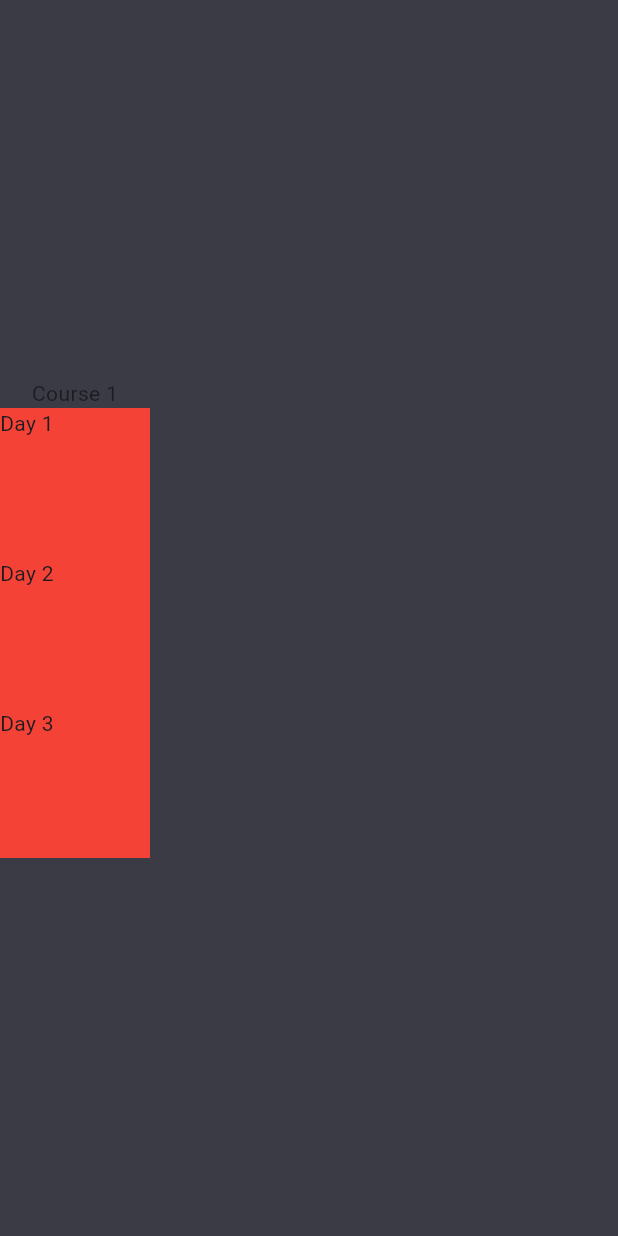
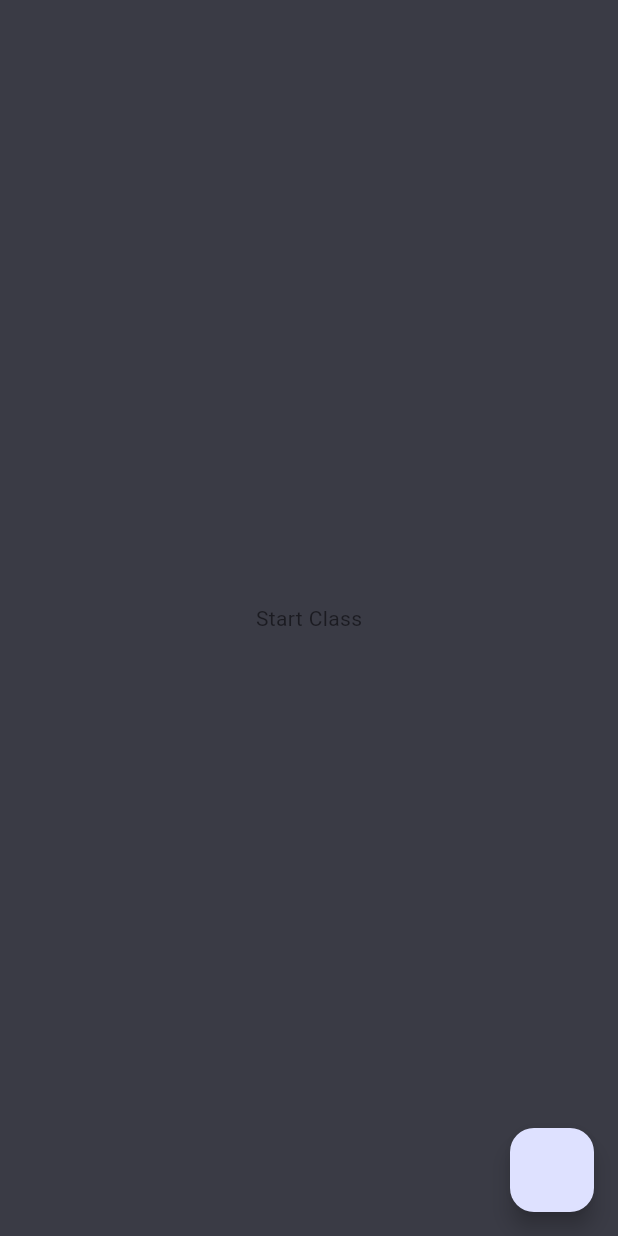
Before and after one commit to Imran-Chowdhury/face_attendance_app, a Flutter app: the screen it shows after launch, after a tap on "Course 1", on a phone screen of 412 x 824 dp. Run offline on Flutter 3.47's test engine with Material 3 defaults, Android fonts, the light colour scheme and no system bars; our stand-ins replace camera, flutter_riverpod, fluttertoast, image_picker, shared_preferences; missing offline and left inert: google_ml_kit, tflite_flutter.

Commit message:
course Screen notifier implemented

```diff
--- /dev/null
+++ b/lib/core/base_state/course_screen_state.dart
@@ -0,0 +1,26 @@
+abstract class CourseScreenState {
+  const CourseScreenState();
+}
+
+class CourseScreenInitialState extends CourseScreenState {
+  const CourseScreenInitialState();
+}
+
+class CourseScreenLoadingState<T> extends CourseScreenState {
+  const CourseScreenLoadingState({this.data});
+
+  final T? data;
+}
+
+class CourseScreeenSuccessState<T> extends CourseScreenState {
+  const CourseScreeenSuccessState({this.data, this.name});
+
+  final T? data;
+  final T? name;
+}
+
+class CourseScreenErrorState extends CourseScreenState {
+  final String errorMessage;
+
+  const CourseScreenErrorState(this.errorMessage);
+}
--- /dev/null
+++ b/lib/core/constants/constants.dart
@@ -0,0 +1,13 @@
+class Constants {
+  // static String allStudent = 'Total Student';
+  // static String course_1 = 'Course 1';
+  // static String course_2 = 'Course 2';
+  // static String course_3 = 'Course 3';
+  // static String course_4 = 'Course 4';
+
+  String allStudent = 'Total Students';
+  String course_1 = 'Course 1';
+  String course_2 = 'Course 2';
+  String course_3 = 'Course 3';
+  String course_4 = 'Course 4';
+}
--- a/lib/features/courses_selection/presentation/views/course_screen.dart
+++ b/lib/features/courses_selection/presentation/views/course_screen.dart
@@ -1,11 +1,16 @@
 import 'dart:convert';
 
-import 'package:face_attendance_app/features/courses_selection/presentation/riverpod/course_selection_riverpod.dart';
+import 'package:face_attendance_app/core/base_state/course_screen_state.dart';
+import 'package:face_attendance_app/features/courses_selection/presentation/riverpod/course_screen_riverpod.dart';
+
 import 'package:face_attendance_app/features/courses_selection/presentation/views/course_day.dart';
+
 import 'package:flutter/material.dart';
 
 import 'package:flutter_riverpod/flutter_riverpod.dart';
 import 'package:shared_preferences/shared_preferences.dart';
+
+import '../../../../core/constants/constants.dart';
 
 class CourseScreen extends ConsumerStatefulWidget {
   const CourseScreen({super.key, required this.courseName});
@@ -17,83 +22,113 @@ class CourseScreen extends ConsumerStatefulWidget {
 
 // 2. extend [ConsumerState]
 class _CourseScreenState extends ConsumerState<CourseScreen> {
-  late Future<Map<String, List<dynamic>>> listOfStudents;
-  // late Future<Map<String, List<dynamic>>> attendanceSheet;
-  Map<String, List<dynamic>> attendanceSheet = {
-    'lalala': ['bobbobob'],
-  };
+  Constants constant = Constants();
+  Map<String, List<dynamic>> mapOfStudents = {};
+
+  Map<String, List<dynamic>>? attendanceSheetMap = {};
   late String day;
+  // List<dynamic>? daysFromMap;
+  List<dynamic>? listOfDays;
 
   @override
   void initState() {
     super.initState();
-    listOfStudents = getAllStudents('Total_Students');
 
-    getAttendanceSheet();
+    fetchInitialData();
 
-    // attendanceSheet = getAttendanceSheet(widget.courseName);
-    // getAttendanceSheet(widget.courseName);
+    print('The attendance map is $attendanceSheetMap');
   }
 
-  Future getAttendanceSheet() async {
-    attendanceSheet = await getMap(widget.courseName);
+  Future<void> fetchInitialData() async {
+    final attendance = await getAttendanceMap(widget.courseName);
+    final students = await getAllStudentsMap(constant.allStudent);
+
+    setState(() {
+      attendanceSheetMap = attendance;
+      mapOfStudents = students;
+    });
   }
 
   @override
   Widget build(BuildContext context) {
-    // 4. use ref.watch() to get the value of the provider
-    // final helloWorld = ref.watch(helloWorldProvider);
-    // var dayState = ref.watch(CourseProvider(day));
-    // CourseNotifier dayController = ref.watch(CourseProvider(day).notifier);
+    var courseScreenState = ref.watch(courseScreenProvider(widget.courseName));
+    var courseScreenNotifier =
+        ref.watch(courseScreenProvider(widget.courseName).notifier);
 
-    print(attendanceSheet);
+    List<dynamic>? listOfDays = mapToList(attendanceSheetMap);
+    if (courseScreenState is CourseScreeenSuccessState) {
+      listOfDays = courseScreenState.data;
+    }
 
     return Scaffold(
       backgroundColor: const Color(0xFF3a3b45),
-      body: Column(
-        mainAxisAlignment: MainAxisAlignment.center,
-        // crossAxisAlignment: CrossAxisAlignment.start,
-        children: [
-          Text(widget.courseName),
-          GestureDetector(
-            onTap: () {
-              navigateToDay(context, 'day1', attendanceSheet);
-            },
-            child: Container(
-              color: Colors.red,
-              height: 100,
-              width: 100,
-              child: const Text('Day 1'),
-            ),
-          ),
-          GestureDetector(
-            child: Container(
-              color: Colors.red,
-              height: 100,
-              width: 100,
-              child: const Text('Day 2'),
-            ),
-          ),
-          Container(
-            color: Colors.red,
-            height: 100,
-            width: 100,
-            child: const Text('Day 3'),
-          ),
-          // Align(
-          //   alignment: Alignment.bottomCenter,
-          //   child: Container(
-          //     color: Colors.blue,
-          //     height: 50,
-          //     width: 50,
-          //     child: const Center(
-          //       child: ElevatedButton(onPressed: onPressed, child: Text('Attend')),
-          //     ),
-          //   ),
-          // ),
-        ],
-      ),
+      body: listOfDays!.isEmpty
+          ? const Center(
+              child: Text('Start Class'),
+            )
+          : (courseScreenState is CourseScreeenSuccessState)
+              ? ListofDates(courseScreenState.data)
+              : ListofDates(listOfDays),
+
+      // ListView.builder(
+      //     itemCount: listOfDays.length,
+      //     itemBuilder: (context, index) {
+      //       print('The list of days is $listOfDays');
+      //       return ListTile(
+      //         title: Text(listOfDays![index]),
+      //       );
+      //     },
+      //   ),
+      floatingActionButton:
+          add(context, courseScreenNotifier, listOfDays, attendanceSheetMap),
     );
+  }
+
+  Widget ListofDates(List<dynamic>? listOfDays) {
+    return ListView.builder(
+      itemCount: listOfDays?.length,
+      itemBuilder: (context, index) {
+        print('The list of days is $listOfDays');
+        return ListTile(
+          title: Text(listOfDays![index]),
+        );
+      },
+    );
+  }
+
+  Widget add(BuildContext context, CourseScreenNotifier courseScreenNotifier,
+      List<dynamic>? listOfDays, Map<String, List<dynamic>>? attendanceMap) {
+    return FloatingActionButton(onPressed: () async {
+      DateTime? pickedDate = await showDatePicker(
+        context: context,
+        initialDate: DateTime.now(),
+        firstDate: DateTime(2000),
+        lastDate: DateTime(2100),
+      );
+
+      if (pickedDate != null) {
+        courseScreenNotifier.dayList(widget.courseName, pickedDate.toString(),
+            listOfDays, attendanceMap);
+      }
+    });
+  }
+
+  List<dynamic>? mapToList(Map<String, List<dynamic>>? attendanceSheetMap) {
+    print('Lalalaa');
+    List? daysList = [];
+    try {
+      if (attendanceSheetMap!.isNotEmpty) {
+        for (String key in attendanceSheetMap.keys) {
+          daysList!.add(key);
+        }
+        print(daysList);
+      } else {
+        daysList = [];
+      }
+    } catch (e) {
+      rethrow;
+    }
+    return daysList;
   }
 
   void navigateToDay(context, String day, dynamic attendanceSheet) {
@@ -109,7 +144,7 @@ class _CourseScreenState extends ConsumerState<CourseScreen> {
     );
   }
 
-  Future<Map<String, List<dynamic>>> getAllStudents(
+  Future<Map<String, List<dynamic>>> getAllStudentsMap(
       String nameOfJsonFile) async {
     final prefs = await SharedPreferences.getInstance();
     final jsonMap = prefs.getString(nameOfJsonFile);
@@ -121,33 +156,7 @@ class _CourseScreenState extends ConsumerState<CourseScreen> {
     }
   }
 
-  // Future<> getAttendanceSheet(String nameOfJsonFile) async {
-  //   final prefs = await SharedPreferences.getInstance();
-  //   final jsonMap = prefs.getString(nameOfJsonFile);
-  //   if (jsonMap != null) {
-  //     final decodedMap = Map<String, List<dynamic>>.from(json.decode(jsonMap));
-  //     // attendanceSheet = decodedMap;
-  //     return decodedMap;
-  //   } else {
-  //     // attendanceSheet = {};
-  //     return {};
-  //   }
-  // }
-
-  // Future<Map<String, dynamic>?> getJsonFromPrefs(String course) async {
-  //   final prefs = await SharedPreferences.getInstance();
-  //   String? jsonString = prefs.getString(course);
-  //   if (jsonString != null) {
-  //     Map<String, dynamic> jsonData = json.decode(jsonString);
-  //     print('the map is $jsonData');
-  //     return jsonData;
-  //   }
-  //   return {
-  //     'map': 'working',
-  //   };
-  // }
-
-  Future<Map<String, List<dynamic>>> getMap(
+  Future<Map<String, List<dynamic>>> getAttendanceMap(
     String nameOfJsonFile,
   ) async {
     final prefs = await SharedPreferences.getInstance();
@@ -160,5 +169,4 @@ class _CourseScreenState extends ConsumerState<CourseScreen> {
       return {};
     }
   }
-  // Future<void>
 }
--- a/lib/features/courses_selection/presentation/views/course_selection_screen.dart
+++ b/lib/features/courses_selection/presentation/views/course_selection_screen.dart
@@ -10,6 +10,7 @@ import 'package:google_ml_kit/google_ml_kit.dart';
 import 'package:shared_preferences/shared_preferences.dart';
 import 'package:tflite_flutter/tflite_flutter.dart';
 
+import '../../../../core/constants/constants.dart';
 import '../../../../core/utils/courseButton.dart';
 
 class CourseSelectionScreen extends ConsumerStatefulWidget {
@@ -86,6 +87,7 @@ class _CourseSelectionScreenState extends ConsumerState<CourseSelectionScreen> {
   Widget build(BuildContext context) {
     // 4. use ref.watch() to get the value of the provider
     // final helloWorld = ref.watch(helloWorldProvider);
+    Constants constant = Constants();
 
     Map<String, List<dynamic>> jsonData = {
       'Day 1': ['Imran', 'Aonmoy', 'Akas', 'Anan'],
@@ -98,35 +100,35 @@ class _CourseSelectionScreenState extends ConsumerState<CourseSelectionScreen> {
         children: [
           Center(
             child: CourseButton(
-              courseName: 'Course 1',
-              // listOfStudents: listOfStudents,
+              // courseName: 'Course 1',
+              courseName: constant.course_1,
               goToCourse: () {
-                navigateToCourses(context, 'Course 1');
+                navigateToCourses(context, constant.course_1);
               },
             ),
           ),
           Center(
             child: CourseButton(
-                courseName: 'Course 2',
-                // listOfStudents: listOfStudents,
+                // courseName: 'Course 2',
+                courseName: constant.course_2,
                 goToCourse: () {
-                  navigateToCourses(context, 'Course 2');
+                  navigateToCourses(context, constant.course_2);
                 }),
           ),
           Center(
             child: CourseButton(
-                courseName: 'Course 3',
-                // listOfStudents: listOfStudents,
+                // courseName: 'Course 3',
+                courseName: constant.course_3,
                 goToCourse: () {
-                  navigateToCourses(context, 'Course 3');
+                  navigateToCourses(context, constant.course_3);
                 }),
           ),
           Center(
             child: CourseButton(
-              courseName: 'Course 4',
-              // listOfStudents: listOfStudents,
+              // courseName: 'Course 4',
+              courseName: constant.course_4,
               goToCourse: () {
-                navigateToCourses(context, 'Course 4');
+                navigateToCourses(context, constant.course_4);
               },
             ),
           ),
```
Also changed, not shown: lib/features/courses_selection/presentation/riverpod/course_screen_riverpod.dart (added, +72 -0 lines), lib/features/courses_selection/presentation/riverpod/course_selection_riverpod.dart (+4 -3 lines), lib/features/courses_selection/presentation/views/course_day.dart (+5 -3 lines), lib/features/train_face/presentation/views/home_screen.dart (+6 -1 lines).
